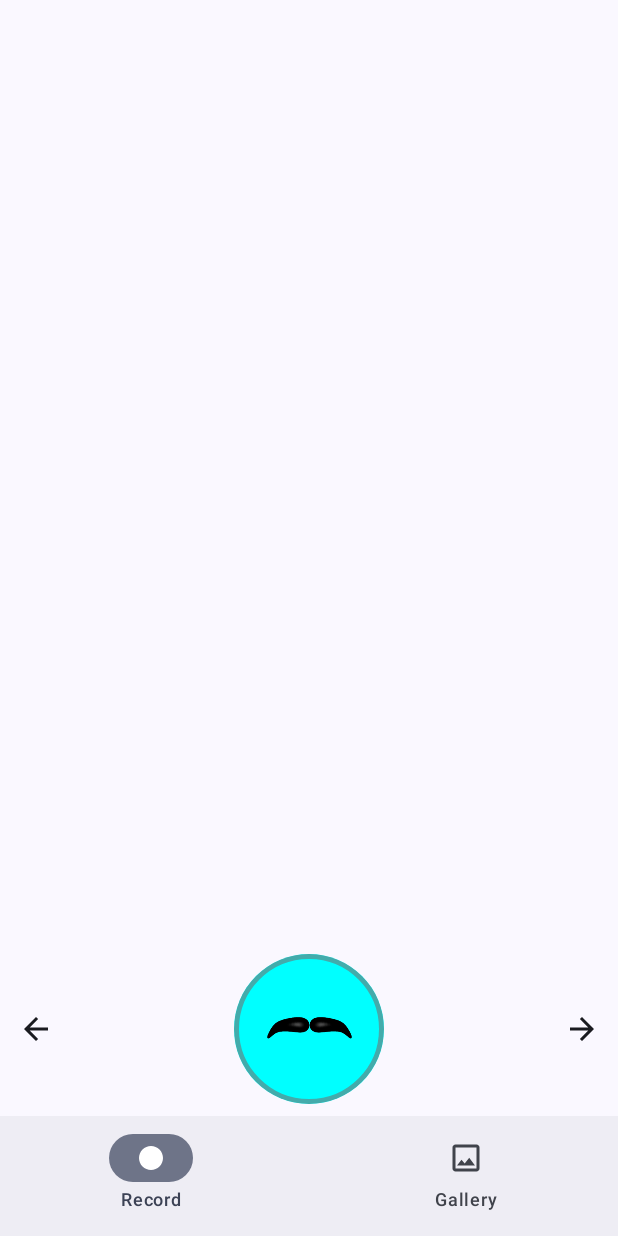
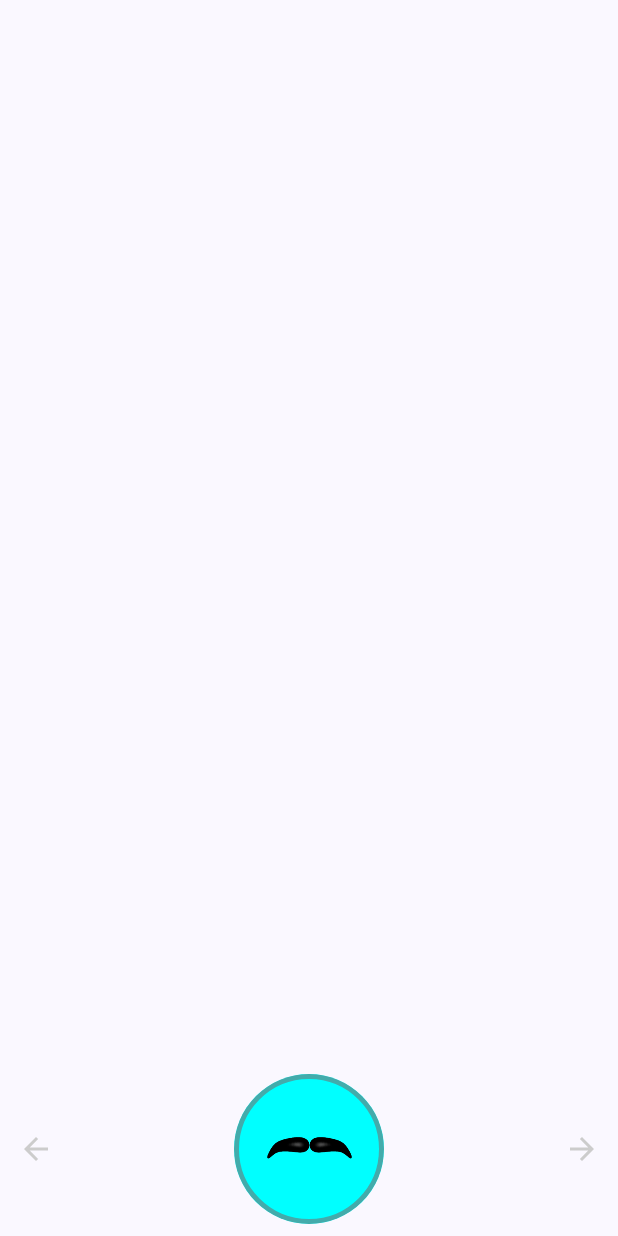
Before and after one commit to yonasoft/mustacher, an Android app built with Jetpack Compose: the screen it shows after launch (MainActivity), on a phone screen of 412 x 824 dp. Run offline under Robolectric (Android 15) with nearby library versions, the phone set to English and light mode, and no system bars; libraries missing offline, so code that uses them is left out: com.google.ar.core, io.github.sceneview, io.github.sceneview.ar, io.github.sceneview.math, io.github.sceneview.model and 5 more.

Commit message:
adjusted screens

```diff
--- a/app/build.gradle.kts
+++ b/app/build.gradle.kts
@@ -70,5 +70,7 @@ dependencies {
     debugImplementation("androidx.compose.ui:ui-tooling")
     debugImplementation("androidx.compose.ui:ui-test-manifest")
 
-    implementation("io.github.sceneview:sceneview:2.1.1")
+    implementation("io.github.sceneview:arsceneview:2.1.1")
+
+
 }
--- a/app/src/main/AndroidManifest.xml
+++ b/app/src/main/AndroidManifest.xml
@@ -20,7 +20,6 @@
         <activity
             android:name=".MainActivity"
             android:exported="true"
-            android:label="@string/app_name"
             android:theme="@style/Theme.Mustacher">
             <intent-filter>
                 <action android:name="android.intent.action.MAIN" />
@@ -28,7 +27,7 @@
                 <category android:name="android.intent.category.LAUNCHER" />
             </intent-filter>
         </activity>
-        <meta-data android:name="com.google.ar.core" android:value="required" />
+        <meta-data android:name="com.google.ar.core" android:value="required"  tools:replace="android:value"/>
     </application>
 
 </manifest>
--- a/app/src/main/java/com/yonasoft/mustacher/MainActivity.kt
+++ b/app/src/main/java/com/yonasoft/mustacher/MainActivity.kt
@@ -15,7 +15,6 @@ import androidx.compose.runtime.mutableIntStateOf
 import androidx.compose.runtime.saveable.rememberSaveable
 import androidx.compose.runtime.setValue
 import androidx.compose.ui.Modifier
-import com.yonasoft.mustacher.presentation.components.bottom_nav_bar.BottomNavBar
 import com.yonasoft.mustacher.presentation.screens.gallery_screen.GalleryScreen
 import com.yonasoft.mustacher.presentation.screens.recording_screen.RecordingScreen
 import com.yonasoft.mustacher.ui.theme.MustacherTheme
@@ -38,32 +37,20 @@ class MainActivity : ComponentActivity() {
 }
 
 @Composable
-fun MustacherApp (
+fun MustacherApp(
 ) {
 
-    var selectedItemIndex by rememberSaveable {
-        mutableIntStateOf(0)
-    }
+    Scaffold(
+        modifier = Modifier
+            .fillMaxSize()
+    ) {
+        Box(
+            modifier = Modifier
+                .fillMaxSize()
+                .padding(it)
+        ) {
 
-    Scaffold(
-        bottomBar = {
-            BottomNavBar(selectedItemIndex = selectedItemIndex) { index ->
-                selectedItemIndex = index
-            }
-        },
-    ){
-        Box(modifier = Modifier
-            .fillMaxSize()
-            .padding(it)) {
-
-            when (selectedItemIndex) {
-                0 -> {
-                    RecordingScreen()
-                }
-                1 -> {
-                    GalleryScreen()
-                }
-            }
+            RecordingScreen()
         }
     }
- }
+}
--- a/app/src/main/java/com/yonasoft/mustacher/presentation/screens/recording_screen/RecordingScreen.kt
+++ b/app/src/main/java/com/yonasoft/mustacher/presentation/screens/recording_screen/RecordingScreen.kt
@@ -17,8 +17,11 @@ import androidx.compose.material.icons.filled.ArrowForward
 import androidx.compose.material3.Icon
 import androidx.compose.material3.IconButton
 import androidx.compose.runtime.Composable
+import androidx.compose.runtime.currentCompositionLocalContext
 import androidx.compose.runtime.getValue
 import androidx.compose.runtime.mutableIntStateOf
+import androidx.compose.runtime.mutableStateOf
+import androidx.compose.runtime.remember
 import androidx.compose.runtime.saveable.rememberSaveable
 import androidx.compose.runtime.setValue
 import androidx.compose.ui.Alignment
@@ -26,12 +29,31 @@ import androidx.compose.ui.Modifier
 import androidx.compose.ui.draw.clip
 import androidx.compose.ui.graphics.Color
 import androidx.compose.ui.layout.ContentScale
+import androidx.compose.ui.platform.LocalContext
 import androidx.compose.ui.res.painterResource
 import androidx.compose.ui.unit.dp
+import com.google.ar.core.CameraConfig
+import com.google.ar.core.CameraConfigFilter
+import com.google.ar.core.Config
+import com.google.ar.core.Frame
 import com.yonasoft.mustacher.R
+import io.github.sceneview.SceneView
+import io.github.sceneview.ar.ARScene
+import io.github.sceneview.ar.arcore.createAnchorOrNull
+import io.github.sceneview.ar.arcore.isValid
+import io.github.sceneview.ar.node.AnchorNode
+import io.github.sceneview.math.Position
+import io.github.sceneview.model.ModelInstance
+import io.github.sceneview.node.ModelNode
+import io.github.sceneview.node.Node
+import io.github.sceneview.rememberEngine
+import io.github.sceneview.rememberModelLoader
+import io.github.sceneview.rememberNodes
+import io.github.sceneview.rememberOnGestureListener
 
 @Composable
 fun RecordingScreen() {
+    val context =
 
     Box(
         modifier = Modifier.fillMaxSize(),
@@ -44,9 +66,9 @@ fun RecordingScreen() {
 @Composable
 fun MustacheMenu(
     modifier: Modifier = Modifier,
-    color: Color = Color.Black,
     ) {
 
+    val context = LocalContext.current
     val items = listOf(
         Mustache(0, R.drawable.m1),
         Mustache(1, R.drawable.m2),
@@ -77,15 +99,16 @@ fun MustacheMenu(
         IconButton(onClick = {
             currentIndex = (currentIndex - 1 + items.size) % items.size
         }) {
-            Icon(imageVector = Icons.Default.ArrowBack, contentDescription = "previous")
+            Icon(imageVector = Icons.Default.ArrowBack, contentDescription = "previous", tint = Color.LightGray)
         }
 
         CircularImage(imageId = currentMustache.imageId)
 
-        IconButton(onClick = {
+        IconButton(
+            onClick = {
             currentIndex = (currentIndex + 1 + items.size) % items.size
         }) {
-            Icon(imageVector = Icons.Default.ArrowForward, contentDescription = "forward")
+            Icon(imageVector = Icons.Default.ArrowForward, contentDescription = "forward", tint = Color.LightGray)
         }
     }
 }
@@ -118,5 +141,6 @@ fun CircularImage(
 @Composable
 fun ARArea(){
 
+
 }
 data class Mustache(var id: Int, var imageId: Int)
```
Also changed, not shown: app/src/main/java/com/yonasoft/mustacher/presentation/screens/gallery_screen/GalleryScreen.kt (+3 -7 lines), 1 other file.
